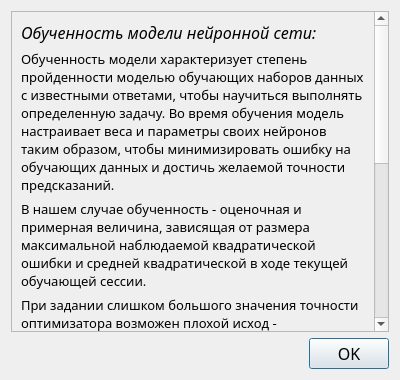
Above: src/widgetpagesandbox/aboutcurmodelstatedialog.ui from Marator2K07/LSTM_Text_Generator before the change. Below: the same form after it.
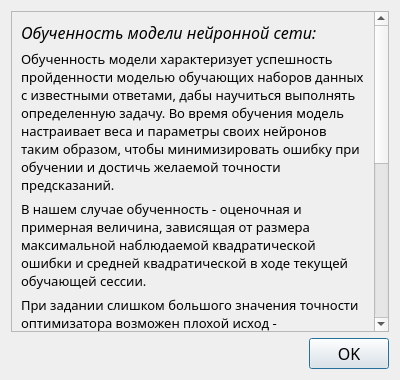
That is the form after the change.

Commit message: Правки и дополнения среди дизайна.

What changed in the file:
```diff
--- a/src/widgetpagesandbox/aboutcurmodelstatedialog.ui
+++ b/src/widgetpagesandbox/aboutcurmodelstatedialog.ui
@@ -23,7 +23,7 @@
       <property name="geometry">
        <rect>
         <x>0</x>
-        <y>-242</y>
+        <y>0</y>
         <width>363</width>
         <height>572</height>
        </rect>
@@ -52,7 +52,7 @@
           </font>
          </property>
          <property name="text">
-          <string>Обученность модели характеризует степень пройденности моделью обучающих наборов данных с известными ответами, чтобы научиться выполнять определенную задачу. Во время обучения модель настраивает веса и параметры своих нейронов таким образом, чтобы минимизировать ошибку на обучающих данных и достичь желаемой точности предсказаний.</string>
+          <string>Обученность модели характеризует успешность пройденности моделью обучающих наборов данных с известными ответами, дабы научиться выполнять определенную задачу. Во время обучения модель настраивает веса и параметры своих нейронов таким образом, чтобы минимизировать ошибку при обучении и достичь желаемой точности предсказаний.</string>
          </property>
          <property name="wordWrap">
           <bool>true</bool>
```
Left out of the diff: 2 changed lines with no effect on the pictures. The commit also changes 2 other files.
